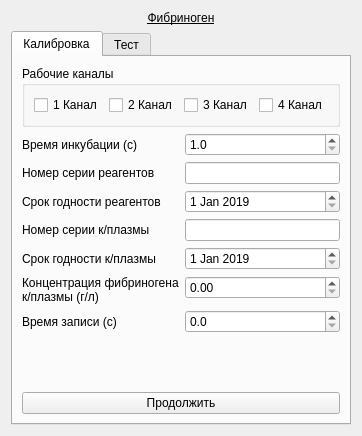
First picture: the form in choisedialog/ko3.ui, repository krang4d/Agrekola, before the edit.
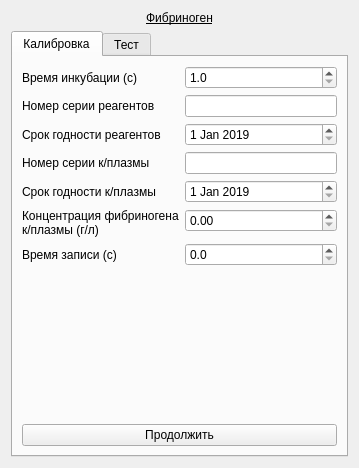
Second picture: the form after the edit. The open tabs and pages were chosen to show the change.

The edit to the form file:
```diff
--- a/choisedialog/ko3.ui
+++ b/choisedialog/ko3.ui
@@ -7,14 +7,14 @@
     <x>0</x>
     <y>0</y>
     <width>359</width>
-    <height>436</height>
+    <height>468</height>
    </rect>
   </property>
   <property name="windowTitle">
    <string>Form</string>
   </property>
-  <layout class="QVBoxLayout" name="verticalLayout_2">
-   <item>
+  <layout class="QGridLayout" name="gridLayout_2">
+   <item row="0" column="0">
     <widget class="QLabel" name="label">
      <property name="text">
       <string>&lt;html&gt;&lt;head/&gt;&lt;body&gt;&lt;p&gt;&lt;span style=&quot; text-decoration: underline;&quot;&gt;Фибриноген&lt;/span&gt;&lt;/p&gt;&lt;/body&gt;&lt;/html&gt;</string>
@@ -24,7 +24,7 @@
      </property>
     </widget>
    </item>
-   <item>
+   <item row="1" column="0">
     <widget class="QTabWidget" name="tabWidget">
      <property name="enabled">
       <bool>true</bool>
@@ -37,43 +37,6 @@
        <string>Калибровка</string>
       </attribute>
       <layout class="QVBoxLayout" name="verticalLayout">
-       <item>
-        <widget class="QGroupBox" name="groupBox_calibChls">
-         <property name="title">
-          <string>Рабочие каналы</string>
-         </property>
-         <layout class="QHBoxLayout" name="horizontalLayout">
-          <item>
-           <widget class="QCheckBox" name="checkBox_calibCh1">
-            <property name="text">
-             <string>1 Канал</string>
-            </property>
-           </widget>
-          </item>
-          <item>
-           <widget class="QCheckBox" name="checkBox_calibCh2">
-            <property name="text">
-             <string>2 Канал</string>
-            </property>
-           </widget>
-          </item>
-          <item>
-           <widget class="QCheckBox" name="checkBox_calibCh3">
-            <property name="text">
-             <string>3 Канал</string>
-            </property>
-           </widget>
-          </item>
-          <item>
-           <widget class="QCheckBox" name="checkBox_calibCh4">
-            <property name="text">
-             <string>4 Канал</string>
-            </property>
-           </widget>
-          </item>
-         </layout>
-        </widget>
-       </item>
        <item>
         <layout class="QFormLayout" name="formLayout">
          <item row="0" column="0">
```
Left out of the diff: 2 changed lines with no effect on the pictures.
